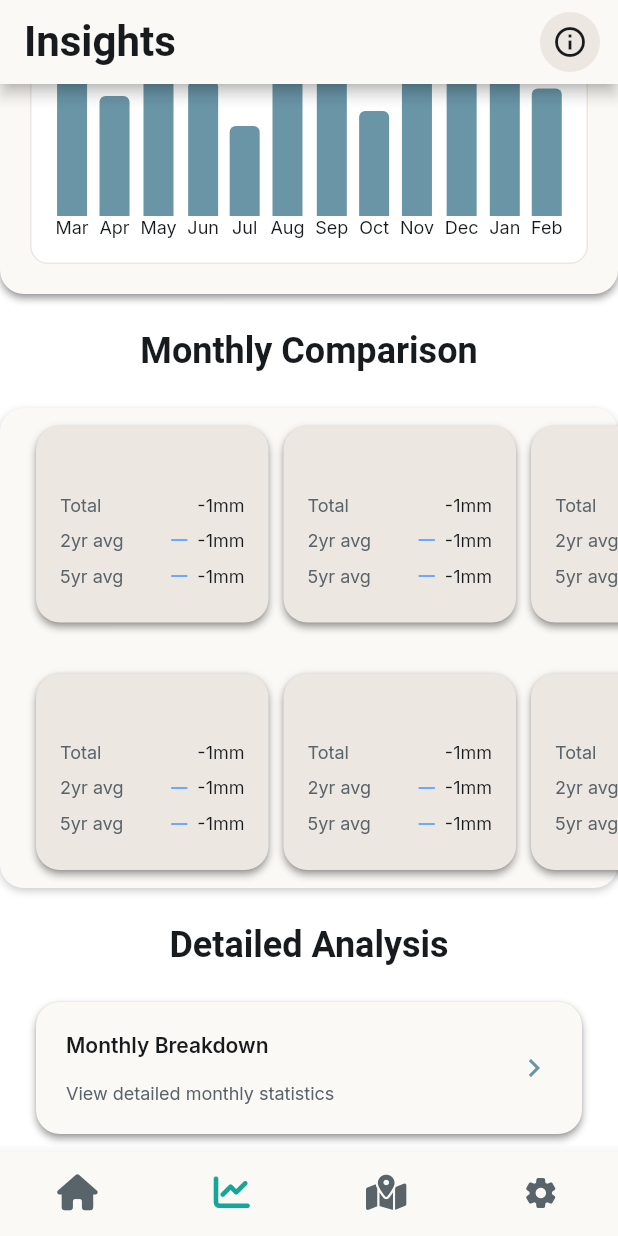
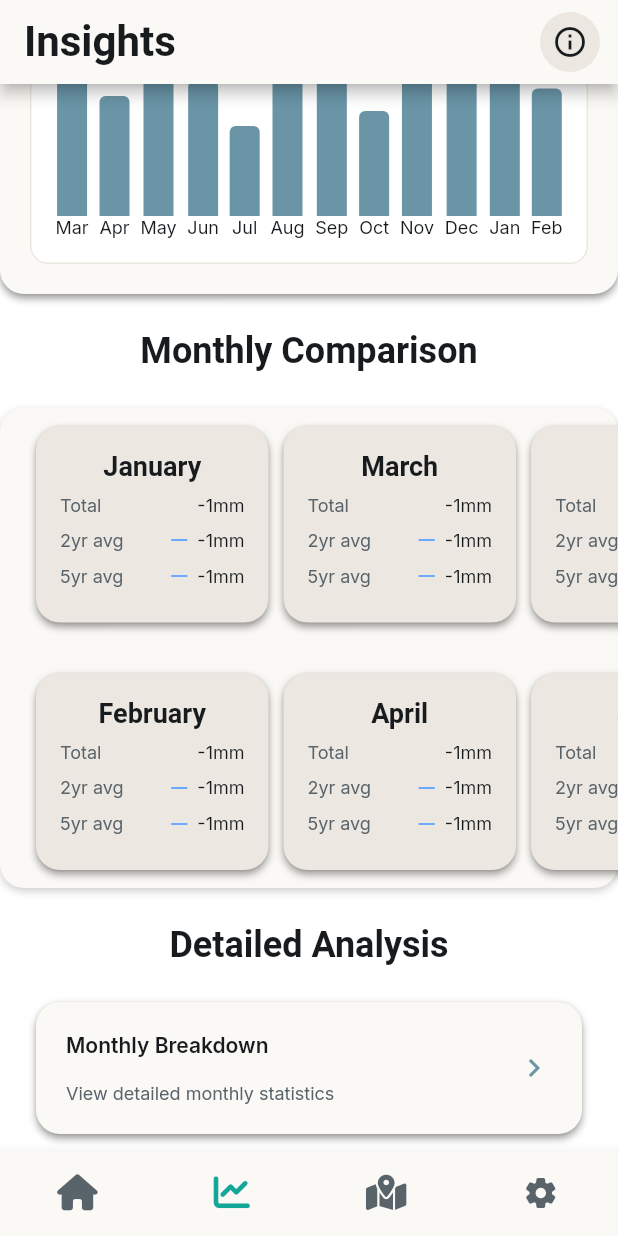
Before and after one commit to the-user-created/RainVu, a Flutter app: the screen it shows once a user with an empty profile is signed in, item 2 of the bottom bar chosen, scrolled down 576 dp, on a phone screen of 412 x 824 dp. Run offline on Flutter 3.47's test engine with Material 3 defaults, Android fonts, the light colour scheme and no system bars; our stand-ins replace auto_size_text, cloud_firestore, dropdown_button2, firebase_analytics, firebase_auth, firebase_core and 13 more; missing offline and left inert: json_path; accounts and stored records are empty; Roboto replaces fonts that are missing (Readex Pro); project files that could hold a hidden picture were left out.

Commit message:
Update month labels in MtdBreakdownWidget and upgrade intl package to 0.20.2

```diff
--- a/lib/tabs/insights/insights_widget.dart
+++ b/lib/tabs/insights/insights_widget.dart
@@ -986,84 +986,84 @@ class _InsightsWidgetState extends State<InsightsWidget> {
                               model: _model.mtdBreakdownModel1,
                               updateCallback: () => safeSetState(() {}),
                               child: const MtdBreakdownWidget(
-                                month: "",
+                                month: "January",
                               ),
                             ),
                             wrapWithModel(
                               model: _model.mtdBreakdownModel2,
                               updateCallback: () => safeSetState(() {}),
                               child: const MtdBreakdownWidget(
-                                month: "",
+                                month: "February",
                               ),
                             ),
                             wrapWithModel(
                               model: _model.mtdBreakdownModel3,
                               updateCallback: () => safeSetState(() {}),
                               child: const MtdBreakdownWidget(
-                                month: "",
+                                month: "March",
                               ),
                             ),
                             wrapWithModel(
                               model: _model.mtdBreakdownModel4,
                               updateCallback: () => safeSetState(() {}),
                               child: const MtdBreakdownWidget(
-                                month: "",
+                                month: "April",
                               ),
                             ),
                             wrapWithModel(
                               model: _model.mtdBreakdownModel5,
                               updateCallback: () => safeSetState(() {}),
                               child: const MtdBreakdownWidget(
-                                month: "",
+                                month: "May",
                               ),
                             ),
                             wrapWithModel(
                               model: _model.mtdBreakdownModel6,
                               updateCallback: () => safeSetState(() {}),
                               child: const MtdBreakdownWidget(
-                                month: "",
+                                month: "June",
                               ),
                             ),
                             wrapWithModel(
                               model: _model.mtdBreakdownModel7,
                               updateCallback: () => safeSetState(() {}),
                               child: const MtdBreakdownWidget(
-                                month: "",
+                                month: "July",
                               ),
                             ),
                             wrapWithModel(
                               model: _model.mtdBreakdownModel8,
                               updateCallback: () => safeSetState(() {}),
                               child: const MtdBreakdownWidget(
-                                month: "",
+                                month: "August",
                               ),
                             ),
                             wrapWithModel(
                               model: _model.mtdBreakdownModel9,
                               updateCallback: () => safeSetState(() {}),
                               child: const MtdBreakdownWidget(
-                                month: "",
+                                month: "September",
                               ),
                             ),
                             wrapWithModel(
                               model: _model.mtdBreakdownModel10,
                               updateCallback: () => safeSetState(() {}),
                               child: const MtdBreakdownWidget(
-                                month: "",
+                                month: "October",
                               ),
                             ),
                             wrapWithModel(
                               model: _model.mtdBreakdownModel11,
                               updateCallback: () => safeSetState(() {}),
                               child: const MtdBreakdownWidget(
-                                month: "",
+                                month: "November",
                               ),
                             ),
                             wrapWithModel(
                               model: _model.mtdBreakdownModel12,
                               updateCallback: () => safeSetState(() {}),
                               child: const MtdBreakdownWidget(
-                                month: "",
+                                month: "December",
                               ),
                             ),
                           ],
--- a/pubspec.yaml
+++ b/pubspec.yaml
@@ -45,7 +45,7 @@ dependencies:
   google_fonts: ^6.2.1
   google_sign_in: ^6.3.0
   image_picker: ^1.1.2
-  intl: ^0.19.0
+  intl: ^0.20.2
   json_path: ^0.7.5
   mime_type: ^1.0.1
   page_transition: ^2.2.1
```
Also changed, not shown: lib/settings/my_subscription/my_subscription_widget.dart (+0 -24 lines).
